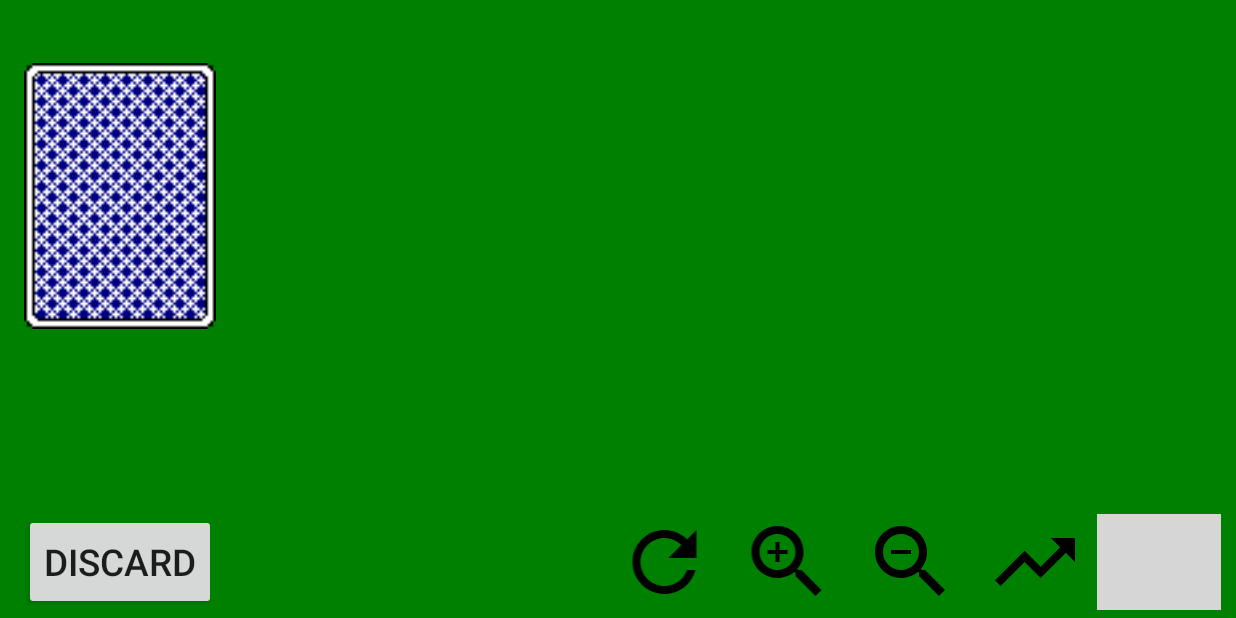
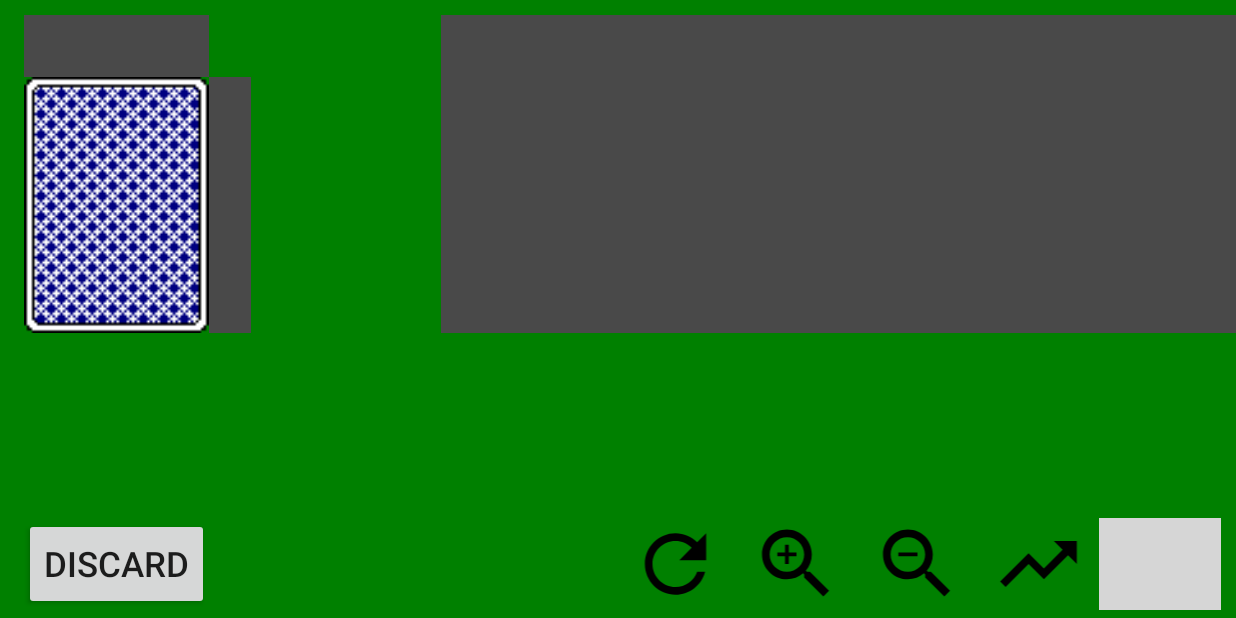
Before and after one commit to whimsydigital/ingeldop-solitaire, an Android app: the screen it shows after launch (IngeldopActivity), on a phone screen of 824 x 412 dp (held sideways). Run offline under Robolectric (Android 15) with nearby library versions, the phone set to English and light mode, and no system bars; grey boxes are pictures that could not be loaded.

Commit message:
WIP: changed from margins to space views to allow zooming

```diff
--- a/app/src/main/res/layout/gamelayout.xml
+++ b/app/src/main/res/layout/gamelayout.xml
@@ -7,7 +7,31 @@
     android:id="@+id/layout"
     android:layout_width="match_parent"
     android:layout_height="match_parent"
+    android:paddingTop="@dimen/topMargin"
+    android:paddingBottom="5dp"
+    android:paddingLeft="@dimen/leftMargin"
+    android:paddingRight="0dp"
     android:background="@color/background">
+
+    <View
+        android:id="@+id/dealSpace"
+        android:background="@color/disabled"
+        compat:layout_constraintTop_toTopOf="parent"
+        compat:layout_constraintLeft_toLeftOf="@id/dealButton"
+        compat:layout_constraintRight_toRightOf="@id/dealButton"
+        compat:layout_constraintDimensionRatio="3:1"
+        android:layout_width="0dp"
+        android:layout_height="0dp" />
+
+    <View
+        android:id="@+id/deckHandSpace"
+        android:background="@color/disabled"
+        compat:layout_constraintTop_toTopOf="@id/dealButton"
+        compat:layout_constraintBottom_toBottomOf="@id/dealButton"
+        compat:layout_constraintLeft_toRightOf="@id/dealButton"
+        android:layout_width="0dp"
+        android:layout_height="0dp"
+        compat:layout_constraintDimensionRatio="1:6" />
 
     <com.whimsydigital.ingeldop.DealButton
         android:id="@+id/dealButton"
@@ -16,17 +40,14 @@
         android:layout_height="0dp"
 
         android:padding="0dp"
-        android:layout_marginLeft="@dimen/leftMargin"
-        android:layout_marginTop="@dimen/topMargin"
         android:layout_marginBottom="100dp"
         compat:layout_constraintLeft_toLeftOf="parent"
-        compat:layout_constraintTop_toTopOf="parent"
+        compat:layout_constraintTop_toBottomOf="@id/dealSpace"
         compat:layout_constraintBottom_toTopOf="@id/discardButton"
         compat:layout_constraintDimensionRatio="72:100"
 
         android:scaleType="fitCenter"
-        android:src="@drawable/dealbutton"
-        android:rotation="0"/>
+        android:src="@drawable/dealbutton"/>
 
     <Button
         android:id="@+id/discardButton"
@@ -39,10 +60,6 @@
         compat:autoSizeMinTextSize="3sp"
         compat:autoSizeMaxTextSize="200sp"
         android:maxLines="1"
-
-        android:layout_marginLeft="0dp"
-        android:layout_marginRight="0dp"
-        android:layout_marginBottom="@dimen/bottomMargin"
         compat:layout_constraintLeft_toLeftOf="@id/dealButton"
         compat:layout_constraintRight_toRightOf="@id/dealButton"
         compat:layout_constraintBottom_toBottomOf="parent"
@@ -55,23 +72,18 @@
     -->
     <HorizontalScrollView
         android:id="@+id/scrollView"
-        android:background="@color/background"
+        android:background="@color/disabled"
 
         android:layout_width="0dp"
         android:layout_height="0dp"
-        android:layout_marginTop="@dimen/topScrollMargin"
         android:layout_marginRight="@dimen/rightScrollMargin"
-
-        android:layout_marginLeft="32dp"
-        android:layout_marginBottom="0dp"
-
 
         android:scrollbarAlwaysDrawVerticalTrack="true"
         android:scrollbarFadeDuration="0"
         android:scrollbarSize="10dp"
 
         compat:layout_constraintBottom_toBottomOf="@+id/dealButton"
-        compat:layout_constraintLeft_toRightOf="@+id/dealButton"
+        compat:layout_constraintLeft_toRightOf="@+id/deckHandSpace"
         compat:layout_constraintRight_toRightOf="parent"
         compat:layout_constraintTop_toTopOf="parent">
 
@@ -82,12 +94,9 @@
     </HorizontalScrollView>
 
     <LinearLayout
-        android:background="@color/disabled"
         android:layout_width="0dp"
         android:layout_height="0dp"
-        android:layout_marginTop="0dp"
         android:layout_marginRight="10dp"
-        android:layout_marginBottom="@dimen/bottomMargin"
         compat:layout_constraintTop_toTopOf="@id/discardButton"
         compat:layout_constraintBottom_toBottomOf="parent"
         compat:layout_constraintRight_toRightOf="parent"
--- a/app/src/main/res/values/dimens.xml
+++ b/app/src/main/res/values/dimens.xml
@@ -2,7 +2,7 @@
 <resources>
 
     <dimen name="leftMargin">16dp</dimen>
-    <dimen name="topMargin">42dp</dimen>
+    <dimen name="topMargin">10dp</dimen>
     <dimen name="bottomMargin">5dp</dimen>
 
     <!-- Margins for the scroll view. These are different from the
```
